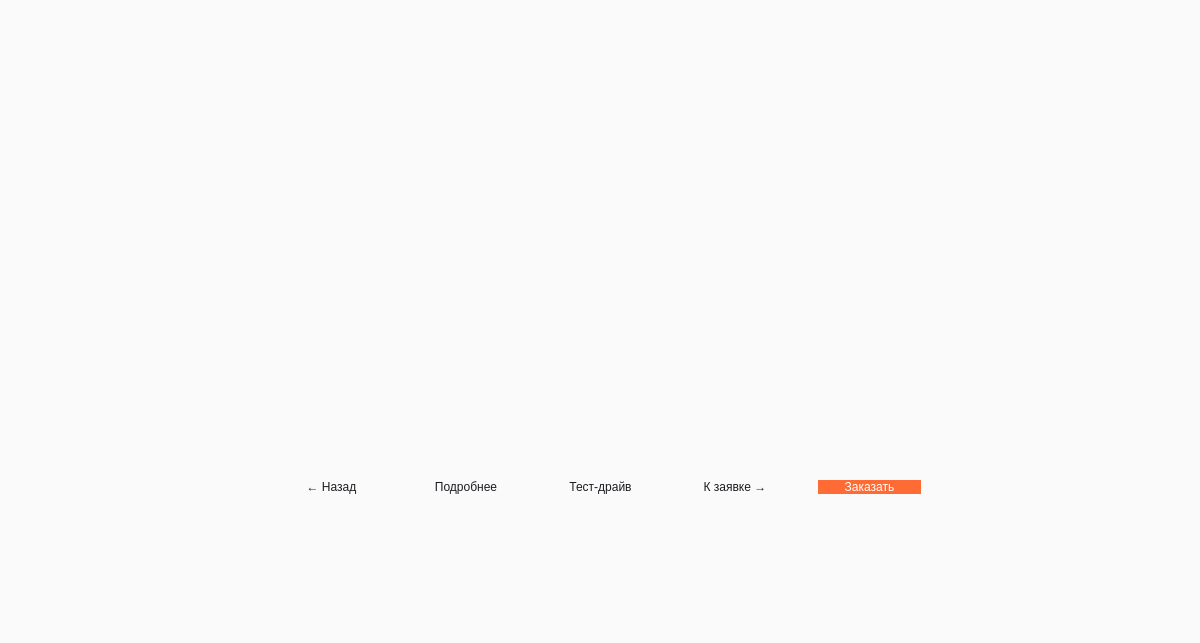
Qt form src/view/MainWindow.ui (burakshaevn/qt-car-dealership) before a commit.
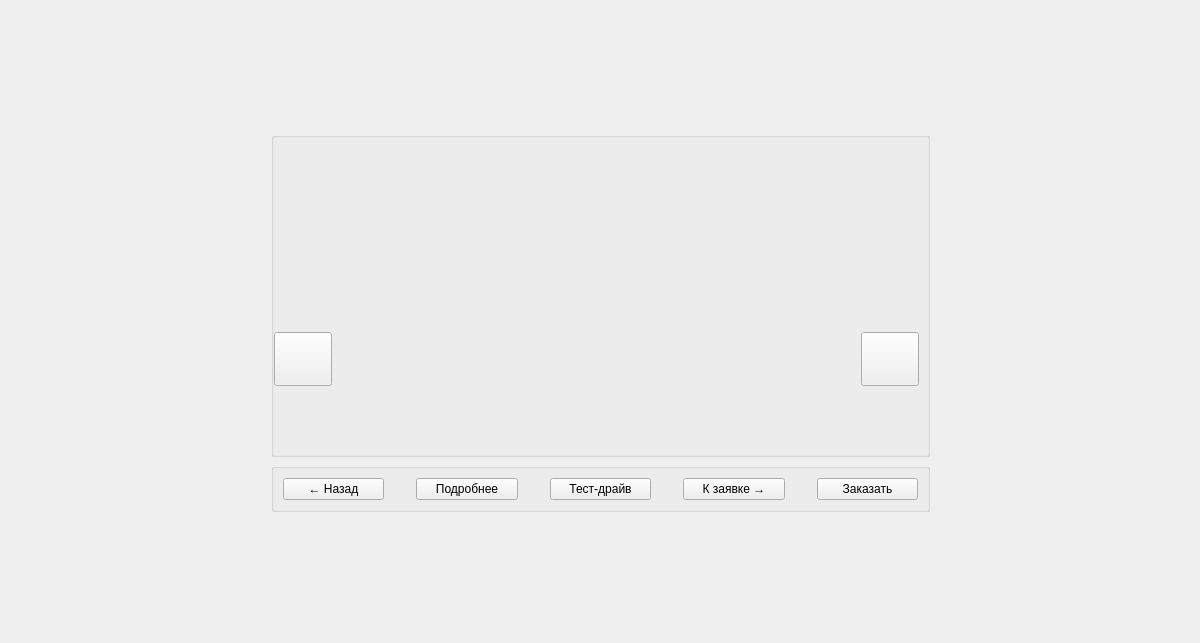
The same form after that commit. The open tabs and pages were chosen to show the change. Icons and pictures are not drawn.

```diff
--- a/src/view/MainWindow.ui
+++ b/src/view/MainWindow.ui
@@ -42,9 +42,6 @@
         <height>16777215</height>
        </size>
       </property>
-      <property name="styleSheet">
-       <string notr="true"/>
-      </property>
       <property name="currentIndex">
        <number>0</number>
       </property>
@@ -965,11 +962,6 @@
        </layout>
       </widget>
       <widget class="QWidget" name="personal">
-       <property name="styleSheet">
-        <string notr="true">QWidget {
-	background-color: #fafafa;
-}</string>
-       </property>
        <layout class="QGridLayout" name="gridLayout_4">
         <item row="2" column="4">
          <spacer name="horizontalSpacer_8">
@@ -1002,12 +994,6 @@
         </item>
         <item row="3" column="2">
          <widget class="QGroupBox" name="groupBox_3">
-          <property name="styleSheet">
-           <string notr="true">QGroupBox 
-{
-	border: none;
-}</string>
-          </property>
           <property name="title">
            <string/>
           </property>
@@ -1017,14 +1003,6 @@
            </property>
            <item>
             <widget class="QPushButton" name="pushButton_back">
-             <property name="styleSheet">
-              <string notr="true">QPushButton {
-	background-color: transparent;
-	color: #1d1b20; 
-	border-radius: 18px;
-	font: 14pt &quot;JetBrains Mono&quot;;
-}</string>
-             </property>
              <property name="text">
               <string>← Назад</string>
              </property>
@@ -1032,14 +1010,6 @@
            </item>
            <item>
             <widget class="QPushButton" name="pushButton_info">
-             <property name="styleSheet">
-              <string notr="true">QPushButton {
-	background-color: transparent;
-	color: #1d1b20; 
-	border-radius: 18px;
-	font: 14pt &quot;JetBrains Mono&quot;;
-}</string>
-             </property>
              <property name="text">
               <string>Подробнее</string>
              </property>
@@ -1047,14 +1017,6 @@
            </item>
            <item>
             <widget class="QPushButton" name="pushButton_test_drive">
-             <property name="styleSheet">
-              <string notr="true">QPushButton {
-	background-color: transparent;
-	color: #1d1b20; 
-	border-radius: 18px;
-	font: 14pt &quot;JetBrains Mono&quot;;
-}</string>
-             </property>
              <property name="text">
               <string>Тест-драйв</string>
              </property>
@@ -1062,14 +1024,6 @@
            </item>
            <item>
             <widget class="QPushButton" name="pushButton_to_pay">
-             <property name="styleSheet">
-              <string notr="true">QPushButton {
-	background-color: transparent;
-	color: #1d1b20;
-	border-radius: 18px; 
-	font: 14pt &quot;JetBrains Mono&quot;;
-}</string>
-             </property>
              <property name="text">
               <string>К заявке →</string>
              </property>
@@ -1077,17 +1031,6 @@
            </item>
            <item>
             <widget class="QPushButton" name="pushButton_order">
-             <property name="styleSheet">
-              <string notr="true">QPushButton {
-	background-color: #FF6B35;
-	color: white;
-	border-radius: 11px; 
-	font: 14pt &quot;JetBrains Mono&quot;;
-}
-QPushButton:hover {
-	background-color: #E55A2B;
-}</string>
-             </property>
              <property name="text">
               <string>Заказать</string>
              </property>
@@ -1110,26 +1053,12 @@
             <height>325</height>
            </size>
           </property>
-          <property name="styleSheet">
-           <string notr="true">QGroupBox 
-{
-	border: none;
-	background-color: transparent;
-}</string>
-          </property>
           <property name="title">
            <string/>
           </property>
           <layout class="QGridLayout" name="gridLayout_5">
            <item row="2" column="0">
             <widget class="QLabel" name="label_name">
-             <property name="styleSheet">
-              <string notr="true">QLabel {
-	color: #1d1b20;
-	background-color: transparent;
-	font: 700 22pt &quot;JetBrains Mono&quot;;
-}</string>
-             </property>
              <property name="text">
               <string/>
              </property>
@@ -1146,12 +1075,6 @@
                <verstretch>0</verstretch>
               </sizepolicy>
              </property>
-             <property name="styleSheet">
-              <string notr="true">QLabel {
-	background-color: transparent;
-	border: 0px;
-}</string>
-             </property>
              <property name="text">
               <string/>
              </property>
@@ -1159,13 +1082,6 @@
            </item>
            <item row="1" column="0">
             <widget class="QLabel" name="label_price">
-             <property name="styleSheet">
-              <string notr="true">QLabel {
-	color: #1d1b20;
-	background-color: transparent;
-	font: 500 16pt &quot;JetBrains Mono&quot;;
-}</string>
-             </property>
              <property name="text">
               <string/>
              </property>
@@ -1184,21 +1100,6 @@
              <height>54</height>
             </rect>
            </property>
-           <property name="styleSheet">
-            <string notr="true">QPushButton {
-	background-color: transparent;  
-	border-radius: 25px; 
-	color: #1d1b20;
-	font: 28pt &quot;JetBrains Mono&quot;;
-}
-QPushButton::pressed {
-	background-color: transparent;  
-	border-radius: 25px; 
-	border: 2px solid #1d1b20;
-	color: #1d1b20;
-	font: 28pt &quot;JetBrains Mono&quot;;
-}</string>
-           </property>
            <property name="text">
             <string/>
            </property>
@@ -1222,21 +1123,6 @@
              <height>54</height>
             </rect>
            </property>
-           <property name="styleSheet">
-            <string notr="true">QPushButton {
-	background-color: transparent;  
-	border-radius: 25px; 
-	color: #1d1b20;
-	font: 28pt &quot;JetBrains Mono&quot;;
-}
-QPushButton::pressed {
-	background-color: transparent;  
-	border-radius: 25px; 
-	border: 2px solid #1d1b20;
-	color: #1d1b20;
-	font: 28pt &quot;JetBrains Mono&quot;;
-}</string>
-           </property>
            <property name="text">
             <string/>
            </property>
```
Left out of the diff: 188 changed lines with no effect on the pictures.
